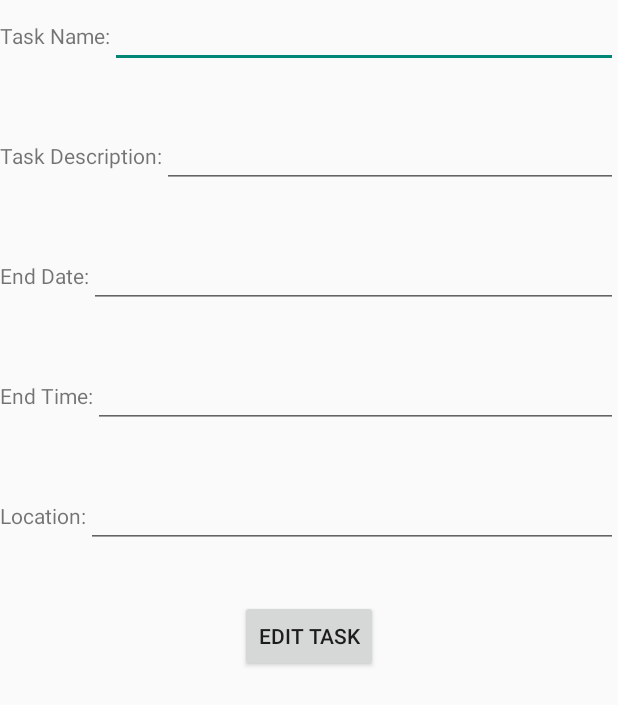
After one commit to Woonyong92/IS3261-Todo, an Android app: the EditTask screen opened directly, with no data from a screen before it, on a phone screen of 412 x 824 dp. The commit adds this screen. Shown: the top 705 px of the screen. Run offline under Robolectric (Android 15) with nearby library versions, the phone set to English and light mode, and no system bars.

Commit message:
Allow onClick text to expand to show page. In which added an edit button so use can edit.

```diff
--- a/app/src/main/java/sg/edu/nus/todo/CompletedFragment.java
+++ b/app/src/main/java/sg/edu/nus/todo/CompletedFragment.java
@@ -46,6 +46,7 @@ public class CompletedFragment extends Fragment {
             row.add(res.getString(3));
             row.add(res.getString(4));
             row.add(res.getString(5));
+            row.add(res.getString(6));
             list.add(row);
         }
         return list;
--- /dev/null
+++ b/app/src/main/java/sg/edu/nus/todo/EditTask.java
@@ -0,0 +1,153 @@
+package sg.edu.nus.todo;
+
+import android.app.Activity;
+import android.app.DatePickerDialog;
+import android.app.TimePickerDialog;
+import android.content.Intent;
+import android.os.Bundle;
+import android.view.Menu;
+import android.view.MenuItem;
+import android.view.View;
+import android.widget.Button;
+import android.widget.DatePicker;
+import android.widget.EditText;
+import android.widget.TimePicker;
+import android.widget.Toast;
+
+import java.text.SimpleDateFormat;
+import java.util.Calendar;
+import java.util.Locale;
+
+public class EditTask extends Activity {
+    MyDBHelper myDb;
+    Button btnEditTask;
+    EditText name, description, location, endTime, endDate;
+    String ids, names, descriptions, endDates, endTimes, locations;
+    Calendar myCalendar = Calendar.getInstance();
+
+    @Override
+    protected void onCreate(Bundle savedInstanceState) {
+        super.onCreate(savedInstanceState);
+        setContentView(R.layout.activity_edit_task);
+        myDb = new MyDBHelper(this);
+        name = (EditText) findViewById(R.id.editName);
+        description = (EditText) findViewById(R.id.editDescription);
+        endDate = (EditText) findViewById(R.id.editEndDate);
+        endTime = (EditText) findViewById(R.id.editEndTime);
+        location = (EditText) findViewById(R.id.editLocation);
+        btnEditTask = (Button) findViewById(R.id.editTask);
+        ids = getIntent().getStringExtra("id");
+        names = getIntent().getStringExtra("name");
+        descriptions = getIntent().getStringExtra("description");
+        endDates = getIntent().getStringExtra("endDate");
+        endTimes = getIntent().getStringExtra("endTime");
+        locations = getIntent().getStringExtra("location");
+        name.setText(names);
+        description.setText(descriptions);
+        endDate.setText(endDates);
+        endTime.setText(endTimes);
+        location.setText(locations);
+        editTask();
+        addTime();
+        addDate();
+    }
+
+    @Override
+    public boolean onCreateOptionsMenu(Menu menu) {
+        // Inflate the menu; this adds items to the action bar if it is present.
+        getMenuInflater().inflate(R.menu.menu_add_task, menu);
+        return true;
+    }
+
+    @Override
+    public boolean onOptionsItemSelected(MenuItem item) {
+        // Handle action bar item clicks here. The action bar will
+        // automatically handle clicks on the Home/Up button, so long
+        // as you specify a parent activity in AndroidManifest.xml.
+        int id = item.getItemId();
+
+        //noinspection SimplifiableIfStatement
+        if (id == R.id.action_settings) {
+            return true;
+        }
+
+        return super.onOptionsItemSelected(item);
+    }
+
+    public void editTask() {
+        btnEditTask.setOnClickListener(
+                new View.OnClickListener() {
+                    @Override
+                    public void onClick(View v) {
+                        if (name.getText().toString().matches(""))
+                            Toast.makeText(EditTask.this, "Ensure name is filled up", Toast.LENGTH_SHORT).show();
+                        else {
+                            boolean isInserted = myDb.editData(ids, name.getText().toString(),
+                                    description.getText().toString(), endDate.getText().toString(), endTime.getText().toString(), location.getText().toString(), null);
+                            if (isInserted) {
+                                Toast.makeText(EditTask.this, "Data Updated", Toast.LENGTH_LONG).show();
+                                Intent myIntent = new Intent(EditTask.this, MainActivity.class);
+                                startActivity(myIntent);
+                            } else
+                                Toast.makeText(EditTask.this, "Data not Updated", Toast.LENGTH_LONG).show();
+                        }
+                    }
+                }
+        );}
+
+    public void addDate() {
+        endDate.setOnClickListener(new View.OnClickListener() {
+
+            @Override
+            public void onClick(View v) {
+                // TODO Auto-generated method stub
+                new DatePickerDialog(EditTask.this, date, myCalendar
+                        .get(Calendar.YEAR), myCalendar.get(Calendar.MONTH),
+                        myCalendar.get(Calendar.DAY_OF_MONTH)).show();
+            }
+        });
+    }
+    public void addTime() {
+        endTime.setOnClickListener(new View.OnClickListener() {
+
+            @Override
+            public void onClick(View v) {
+                // TODO Auto-generated method stub
+                Calendar mcurrentTime = Calendar.getInstance();
+                int hour = mcurrentTime.get(Calendar.HOUR_OF_DAY);
+                int minute = mcurrentTime.get(Calendar.MINUTE);
+                TimePickerDialog mTimePicker;
+                mTimePicker = new TimePickerDialog(EditTask.this, new TimePickerDialog.OnTimeSetListener() {
+                    @Override
+                    public void onTimeSet(TimePicker timePicker, int selectedHour, int selectedMinute) {
+                        endTime.setText( selectedHour + ":" + selectedMinute);
+                    }
+                }, hour, minute, true);
+                mTimePicker.setTitle("Select Time");
+                mTimePicker.show();
+
+            }
+        });
+    }
+
+    private void updateLabel() {
+
+        String myFormat = "dd/MM/yyyy";
+        SimpleDateFormat sdf = new SimpleDateFormat(myFormat, Locale.US);
+
+        endDate.setText(sdf.format(myCalendar.getTime()));
+    }
+
+    DatePickerDialog.OnDateSetListener date = new DatePickerDialog.OnDateSetListener() {
+
+        @Override
+        public void onDateSet(DatePicker view, int year, int monthOfYear,
+                              int dayOfMonth) {
+            // TODO Auto-generated method stub
+            myCalendar.set(Calendar.YEAR, year);
+            myCalendar.set(Calendar.MONTH, monthOfYear);
+            myCalendar.set(Calendar.DAY_OF_MONTH, dayOfMonth);
+            updateLabel();
+        }
+    };
+}
--- a/app/src/main/java/sg/edu/nus/todo/ExpiredFragment.java
+++ b/app/src/main/java/sg/edu/nus/todo/ExpiredFragment.java
@@ -50,6 +50,7 @@ public class ExpiredFragment extends Fragment {
             row.add(res.getString(3));
             row.add(res.getString(4));
             row.add(res.getString(5));
+            row.add(res.getString(6));
             list.add(row);
         }
         return list;
--- a/app/src/main/java/sg/edu/nus/todo/TodayFragment.java
+++ b/app/src/main/java/sg/edu/nus/todo/TodayFragment.java
@@ -45,6 +45,7 @@ public class TodayFragment extends Fragment {
             row.add(res.getString(3));
             row.add(res.getString(4));
             row.add(res.getString(5));
+            row.add(res.getString(6));
             list.add(row);
         }
         return list;
--- a/app/src/main/java/sg/edu/nus/todo/UpcomingFragment.java
+++ b/app/src/main/java/sg/edu/nus/todo/UpcomingFragment.java
@@ -45,6 +45,7 @@ public class UpcomingFragment extends Fragment {
             row.add(res.getString(3));
             row.add(res.getString(4));
             row.add(res.getString(5));
+            row.add(res.getString(6));
             list.add(row);
         }
         return list;
--- /dev/null
+++ b/app/src/main/res/layout/activity_edit_task.xml
@@ -0,0 +1,116 @@
+<LinearLayout xmlns:android="http://schemas.android.com/apk/res/android"
+    xmlns:tools="http://schemas.android.com/tools"
+    android:layout_width="match_parent"
+    android:layout_height="match_parent"
+    android:orientation = "vertical"
+    tools:context="sg.edu.nus.todo.AddTask">
+
+    <LinearLayout
+        android:orientation ="horizontal"
+        android:layout_width="match_parent"
+        android:layout_height="80dp"
+        android:id="@+id/name">
+
+        <TextView
+            android:layout_width="wrap_content"
+            android:layout_height="wrap_content"
+            android:text="@string/taskName"
+            android:id="@+id/textName" />
+
+        <EditText
+            android:layout_width="match_parent"
+            android:layout_height="wrap_content"
+            android:id="@+id/editName" />
+    </LinearLayout>
+
+    <LinearLayout
+        android:orientation ="horizontal"
+        android:layout_width="match_parent"
+        android:layout_height="80dp"
+        android:id="@+id/description">
+
+        <TextView
+            android:layout_width="wrap_content"
+            android:layout_height="wrap_content"
+            android:text="@string/taskDescription"
+            android:id="@+id/textDescription" />
+
+        <EditText
+            android:layout_width="match_parent"
+            android:layout_height="wrap_content"
+            android:id="@+id/editDescription" />
+    </LinearLayout>
+
+    <LinearLayout
+        android:orientation ="horizontal"
+        android:layout_width="match_parent"
+        android:layout_height="80dp"
+        android:id="@+id/endDate">
+
+        <TextView
+            android:layout_width="wrap_content"
+            android:layout_height="wrap_content"
+            android:text="@string/endDate"
+            android:id="@+id/textEndDate" />
+
+        <EditText
+            android:layout_width="wrap_content"
+            android:layout_height="wrap_content"
+            android:inputType="date"
+            android:ems="10"
+            android:id="@+id/editEndDate"
+            android:focusable="false"
+            android:layout_weight="1" />
+
+    </LinearLayout>
+
+    <LinearLayout
+        android:orientation ="horizontal"
+        android:layout_width="match_parent"
+        android:layout_height="80dp"
+        android:id="@+id/endTime">
+
+        <TextView
+            android:layout_width="wrap_content"
+            android:layout_height="wrap_content"
+            android:text="@string/endTime"
+            android:id="@+id/textEndTime" />
+
+        <EditText
+            android:layout_width="wrap_content"
+            android:layout_height="wrap_content"
+            android:inputType="time"
+            android:ems="10"
+            android:focusable="false"
+            android:id="@+id/editEndTime"
+            android:layout_weight="1" />
+
+    </LinearLayout>
+
+    <LinearLayout
+        android:orientation ="horizontal"
+        android:layout_width="match_parent"
+        android:layout_height="80dp"
+        android:id="@+id/location">
+
+        <TextView
+            android:layout_width="wrap_content"
+            android:layout_height="wrap_content"
+            android:text="@string/location"
+            android:id="@+id/textLocation" />
+
+        <EditText
+            android:layout_width="match_parent"
+            android:layout_height="wrap_content"
+            android:id="@+id/editLocation" />
+    </LinearLayout>
+
+    <Button
+        android:layout_width="wrap_content"
+        android:layout_height="wrap_content"
+        android:text="@string/editTask"
+        android:id="@+id/editTask"
+        android:layout_gravity="center_horizontal"/>
+
+
+</LinearLayout>
--- /dev/null
+++ b/app/src/main/res/menu/menu_edit_task.xml
@@ -0,0 +1,6 @@
+<menu xmlns:android="http://schemas.android.com/apk/res/android"
+    xmlns:app="http://schemas.android.com/apk/res-auto"
+    xmlns:tools="http://schemas.android.com/tools" tools:context="sg.edu.nus.todo.EditTask">
+    <item android:id="@+id/action_settings" android:title="@string/action_settings"
+        android:orderInCategory="100" app:showAsAction="never" />
+</menu>
--- a/app/src/main/res/values/strings.xml
+++ b/app/src/main/res/values/strings.xml
@@ -19,9 +19,11 @@
     <string name="upcoming">Upcoming</string>
     <string name="expired">Expired</string>
     <string name="completed">Completed</string>
+    <string name="editTask">Edit Task</string>
 
 <!-- TODO: Remove or change this placeholder text -->
     <string name="hello_blank_fragment">Hello blank fragment</string>
     <string name="title_activity_completed_view">completed_view</string>
+    <string name="title_activity_edit_task">EditTask</string>
 
 </resources>
```
Also changed, not shown: app/src/main/AndroidManifest.xml (+8 -0 lines), app/src/main/java/sg/edu/nus/todo/ArrayAdaptor.java (+22 -1 lines), app/src/main/java/sg/edu/nus/todo/CompletedArrayAdaptor.java (+20 -1 lines), app/src/main/java/sg/edu/nus/todo/MyDBHelper.java (+16 -0 lines), app/src/main/java/sg/edu/nus/todo/ShowTask.java (added, +81 -0 lines), app/src/main/res/layout/activity_show_completed_task.xml (added, +108 -0 lines), app/src/main/res/layout/activity_show_task.xml (added, +117 -0 lines).
